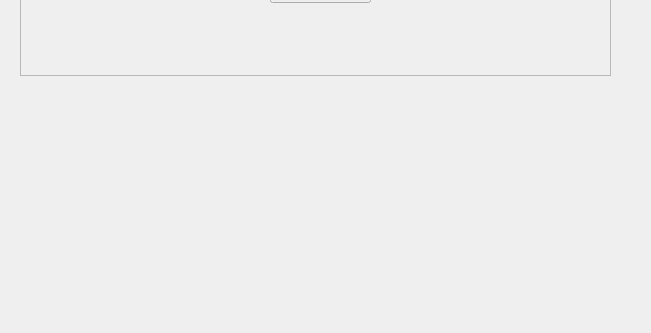
Old version of the form interface/main_ui.ui in the repository tanmaivan/COPD-Diagnosis-Expert-System; both pictures show x 210 to 861 and y 475 to 808 of the 1295 by 808 pixel window.
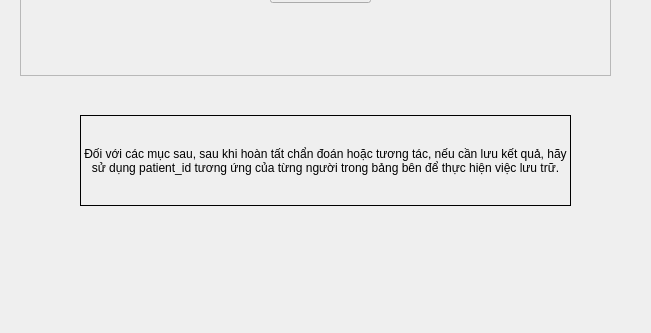
New version of the form. The open tabs and pages were chosen to show the change. Icons and pictures are not drawn.

What changed in the file:
```diff
--- a/interface/main_ui.ui
+++ b/interface/main_ui.ui
@@ -324,6 +324,28 @@
          </column>
         </widget>
        </widget>
+       <widget class="QLabel" name="label_104">
+        <property name="geometry">
+         <rect>
+          <x>90</x>
+          <y>590</y>
+          <width>491</width>
+          <height>91</height>
+         </rect>
+        </property>
+        <property name="frameShape">
+         <enum>QFrame::Box</enum>
+        </property>
+        <property name="text">
+         <string>Đối với các mục sau, sau khi hoàn tất chẩn đoán hoặc tương tác, nếu cần lưu kết quả, hãy sử dụng patient_id tương ứng của từng người trong bảng bên để thực hiện việc lưu trữ.</string>
+        </property>
+        <property name="alignment">
+         <set>Qt::AlignCenter</set>
+        </property>
+        <property name="wordWrap">
+         <bool>true</bool>
+        </property>
+       </widget>
       </widget>
       <widget class="QWidget" name="ii">
        <widget class="QLabel" name="ii_mo_ta">
```
Left out of the diff: 2 changed lines with no effect on the pictures.
